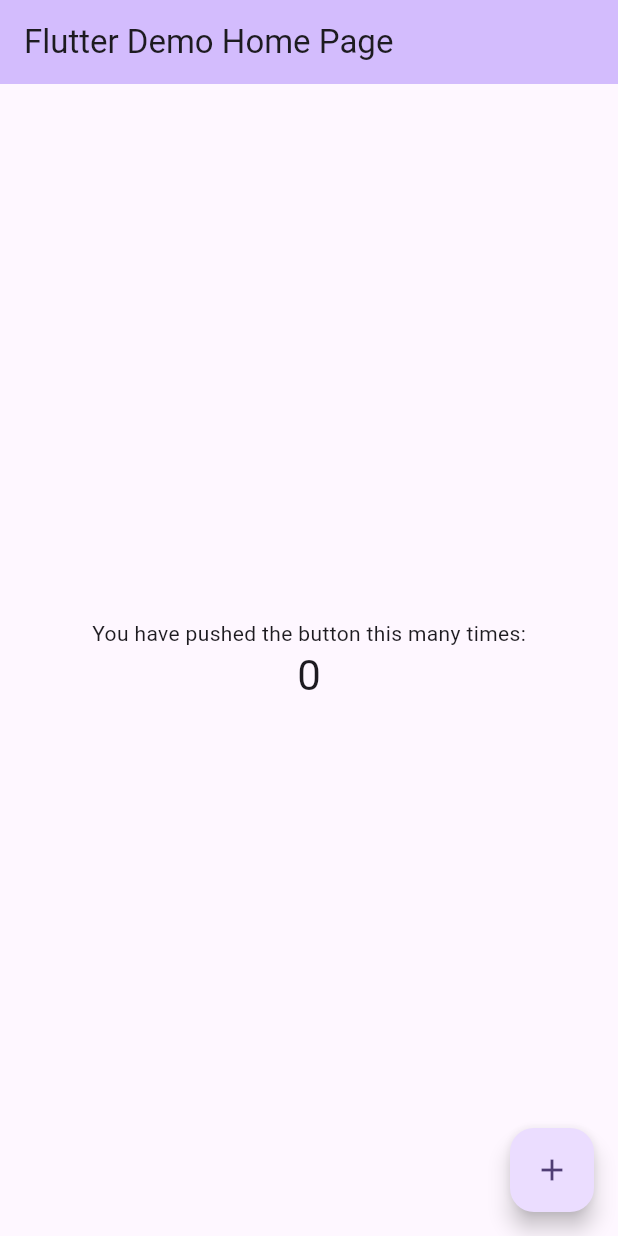
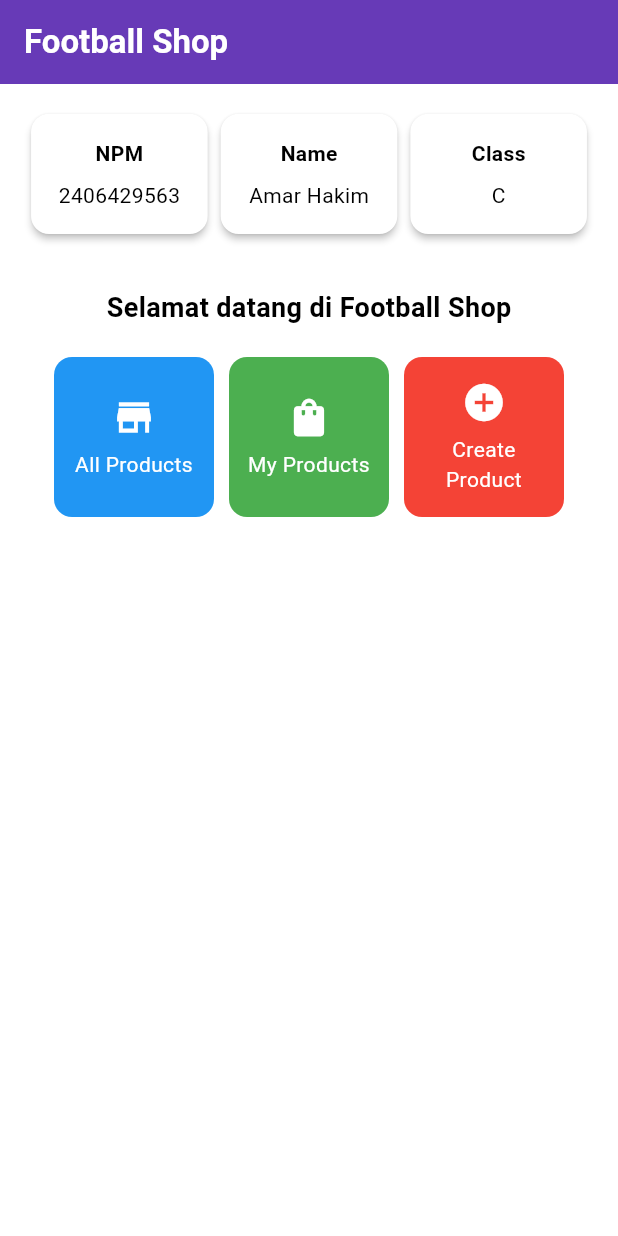
Before and after one commit to A-kim1/football-shop-mobile, a Flutter app: the screen it shows after launch, on a phone screen of 412 x 824 dp. Run offline on Flutter 3.47's test engine with Material 3 defaults, Android fonts, the phone set to English and light mode, and no system bars.

Commit message:
Selesai TI 7

```diff
--- a/lib/main.dart
+++ b/lib/main.dart
@@ -1,4 +1,5 @@
 import 'package:flutter/material.dart';
+import 'package:football_shop/menu.dart';
 
 void main() {
   runApp(const MyApp());
@@ -28,95 +29,10 @@ class MyApp extends StatelessWidget {
         //
         // This works for code too, not just values: Most code changes can be
         // tested with just a hot reload.
-        colorScheme: ColorScheme.fromSeed(seedColor: Colors.deepPurple),
+        colorScheme: ColorScheme.fromSwatch(primarySwatch: Colors.deepPurple)
+        .copyWith(secondary: Colors.blueAccent[400]),
       ),
-      home: const MyHomePage(title: 'Flutter Demo Home Page'),
+      home: MyHomePage(),
     );
   }
 }
-
-class MyHomePage extends StatefulWidget {
-  const MyHomePage({super.key, required this.title});
-
-  // This widget is the home page of your application. It is stateful, meaning
-  // that it has a State object (defined below) that contains fields that affect
-  // how it looks.
-
-  // This class is the configuration for the state. It holds the values (in this
-  // case the title) provided by the parent (in this case the App widget) and
-  // used by the build method of the State. Fields in a Widget subclass are
-  // always marked "final".
-
-  final String title;
-
-  @override
-  State<MyHomePage> createState() => _MyHomePageState();
-}
-
-class _MyHomePageState extends State<MyHomePage> {
-  int _counter = 0;
-
-  void _incrementCounter() {
-    setState(() {
-      // This call to setState tells the Flutter framework that something has
-      // changed in this State, which causes it to rerun the build method below
-      // so that the display can reflect the updated values. If we changed
-      // _counter without calling setState(), then the build method would not be
-      // called again, and so nothing would appear to happen.
-      _counter++;
-    });
-  }
-
-  @override
-  Widget build(BuildContext context) {
-    // This method is rerun every time setState is called, for instance as done
-    // by the _incrementCounter method above.
-    //
-    // The Flutter framework has been optimized to make rerunning build methods
-    // fast, so that you can just rebuild anything that needs updating rather
-    // than having to individually change instances of widgets.
-    return Scaffold(
-      appBar: AppBar(
-        // TRY THIS: Try changing the color here to a specific color (to
-        // Colors.amber, perhaps?) and trigger a hot reload to see the AppBar
-        // change color while the other colors stay the same.
-        backgroundColor: Theme.of(context).colorScheme.inversePrimary,
-        // Here we take the value from the MyHomePage object that was created by
-        // the App.build method, and use it to set our appbar title.
-        title: Text(widget.title),
-      ),
-      body: Center(
-        // Center is a layout widget. It takes a single child and positions it
-        // in the middle of the parent.
-        child: Column(
-          // Column is also a layout widget. It takes a list of children and
-          // arranges them vertically. By default, it sizes itself to fit its
-          // children horizontally, and tries to be as tall as its parent.
-          //
-          // Column has various properties to control how it sizes itself and
-          // how it positions its children. Here we use mainAxisAlignment to
-          // center the children vertically; the main axis here is the vertical
-          // axis because Columns are vertical (the cross axis would be
-          // horizontal).
-          //
-          // TRY THIS: Invoke "debug painting" (choose the "Toggle Debug Paint"
-          // action in the IDE, or press "p" in the console), to see the
-          // wireframe for each widget.
-          mainAxisAlignment: MainAxisAlignment.center,
-          children: <Widget>[
-            const Text('You have pushed the button this many times:'),
-            Text(
-              '$_counter',
-              style: Theme.of(context).textTheme.headlineMedium,
-            ),
-          ],
-        ),
-      ),
-      floatingActionButton: FloatingActionButton(
-        onPressed: _incrementCounter,
-        tooltip: 'Increment',
-        child: const Icon(Icons.add),
-      ), // This trailing comma makes auto-formatting nicer for build methods.
-    );
-  }
-}
--- /dev/null
+++ b/lib/menu.dart
@@ -0,0 +1,192 @@
+import 'package:flutter/material.dart';
+
+class MyHomePage extends StatelessWidget {
+  MyHomePage({super.key});
+
+  final String nama = "Amar Hakim"; //nama
+  final String npm = "2406429563"; //npm
+  final String kelas = "C"; //kelas
+
+  // List ItemHomepage di football shop aku ini disesuaikan nama, icon, dan colornya agar sesuai dengan soal dan design yg aku inginkan
+  final List<ItemHomepage> items = [
+    ItemHomepage("All Products", Icons.store, Colors.blue),
+    ItemHomepage("My Products", Icons.shopping_bag, Colors.green),
+    ItemHomepage("Create Product", Icons.add_circle, Colors.red),
+  ];
+
+    @override
+    Widget build(BuildContext context) {
+    // Scaffold menyediakan struktur dasar halaman dengan AppBar dan body.
+    return Scaffold(
+      // AppBar adalah bagian atas halaman yang menampilkan judul.
+      appBar: AppBar(
+        // Judul aplikasi "Football Shop" dengan teks putih dan tebal.
+        title: const Text(
+          'Football Shop',
+          style: TextStyle(
+            color: Colors.white,
+            fontWeight: FontWeight.bold,
+          ),
+        ),
+        // Warna latar belakang AppBar diambil dari skema warna tema aplikasi.
+        backgroundColor: Theme.of(context).colorScheme.primary,
+      ),
+      // Body halaman dengan padding di sekelilingnya.
+      body: Padding(
+        padding: const EdgeInsets.all(16.0),
+        // Menyusun widget secara vertikal dalam sebuah kolom.
+        child: Column(
+          crossAxisAlignment: CrossAxisAlignment.center,
+          children: [
+            // Row untuk menampilkan 3 InfoCard secara horizontal.
+            Row(
+              mainAxisAlignment: MainAxisAlignment.spaceEvenly,
+              children: [
+                InfoCard(title: 'NPM', content: npm),
+                InfoCard(title: 'Name', content: nama),
+                InfoCard(title: 'Class', content: kelas),
+              ],
+            ),
+
+            // Memberikan jarak vertikal 16 unit.
+            const SizedBox(height: 16.0),
+
+            // Menempatkan widget berikutnya di tengah halaman.
+            Center(
+              child: Column(
+                // Menyusun teks dan grid item secara vertikal.
+
+                children: [
+                  // Menampilkan teks sambutan dengan gaya tebal dan ukuran 18.
+                  const Padding(
+                    padding: EdgeInsets.only(top: 16.0),
+                    child: Text(
+                      'Selamat datang di Football Shop',
+                      style: TextStyle(
+                        fontWeight: FontWeight.bold,
+                        fontSize: 18.0,
+                      ),
+                    ),
+                  ),
+
+                  // Grid untuk menampilkan ItemCard dalam bentuk grid 3 kolom.
+                  GridView.count(
+                    primary: true,
+                    padding: const EdgeInsets.all(20),
+                    crossAxisSpacing: 10,
+                    mainAxisSpacing: 10,
+                    crossAxisCount: 3,
+                    // Agar grid menyesuaikan tinggi kontennya.
+                    shrinkWrap: true,
+
+                    // Menampilkan ItemCard untuk setiap item dalam list items.
+                    children: items.map((ItemHomepage item) {
+                      return ItemCard(item);
+                    }).toList(),
+                  ),
+                ],
+              ),
+            ),
+          ],
+        ),
+      ),
+    );
+  }
+}
+
+class InfoCard extends StatelessWidget {
+  // Kartu informasi yang menampilkan title dan content.
+
+  final String title;  // Judul kartu.
+  final String content;  // Isi kartu.
+
+  const InfoCard({super.key, required this.title, required this.content});
+
+  @override
+  Widget build(BuildContext context) {
+    return Card(
+      // Membuat kotak kartu dengan bayangan dibawahnya.
+      elevation: 2.0,
+      child: Container(
+        // Mengatur ukuran dan jarak di dalam kartu.
+        width: MediaQuery.of(context).size.width / 3.5, // menyesuaikan dengan lebar device yang digunakan.
+        padding: const EdgeInsets.all(16.0),
+        // Menyusun title dan content secara vertikal.
+        child: Column(
+          children: [
+            Text(
+              title,
+              style: const TextStyle(fontWeight: FontWeight.bold),
+            ),
+            const SizedBox(height: 8.0),
+            Text(content),
+          ],
+        ),
+      ),
+    );
+  }
+}
+
+class ItemHomepage {
+  final String name;
+  final IconData icon;
+  final Color color; // aku tambahkan variabel color utk bisa set color nya dari ItemHomepage sesuai yg aku inginkan
+
+  // constructor nya juga ditambah this.color
+  ItemHomepage(this.name, this.icon, this.color);
+}
+
+class ItemCard extends StatelessWidget {
+  // Menampilkan kartu dengan ikon dan nama.
+
+  final ItemHomepage item;
+
+  const ItemCard(this.item, {super.key});
+
+  @override
+  Widget build(BuildContext context) {
+    return Material(
+
+      color: item.color, // pakai warna spesifik dari tiap tombol
+
+      // Membuat sudut kartu melengkung.
+      borderRadius: BorderRadius.circular(12),
+
+      child: InkWell(
+        // Aksi ketika kartu ditekan.
+        onTap: () {
+          // Menampilkan pesan SnackBar saat kartu ditekan.
+          ScaffoldMessenger.of(context)
+            ..hideCurrentSnackBar()
+            ..showSnackBar(
+              SnackBar(content: Text("Kamu telah menekan tombol ${item.name}!"))
+            );
+        },
+        // Container untuk menyimpan Icon dan Text
+        child: Container(
+          padding: const EdgeInsets.all(8),
+          child: Center(
+            child: Column(
+              // Menyusun ikon dan teks di tengah kartu.
+              mainAxisAlignment: MainAxisAlignment.center,
+              children: [
+                Icon(
+                  item.icon,
+                  color: Colors.white,
+                  size: 30.0,
+                ),
+                const Padding(padding: EdgeInsets.all(3)),
+                Text(
+                  item.name,
+                  textAlign: TextAlign.center,
+                  style: const TextStyle(color: Colors.white),
+                ),
+              ],
+            ),
+          ),
+        ),
+      ),
+    );
+  }
+
+}
```
Also changed, not shown: 1 other file.
